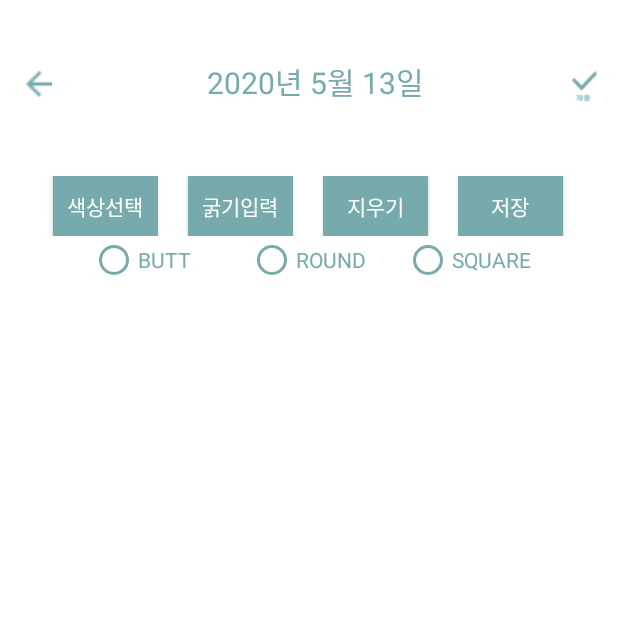
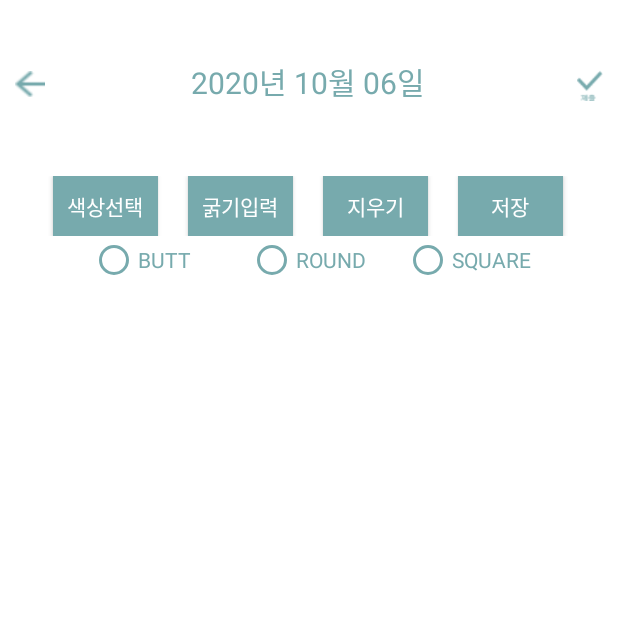
Before and after one commit to whfwkr2020/Psychological-Projective-Drawings-analysis-app, an Android app: the Journal screen opened directly, with no data from a screen before it, on a phone screen of 412 x 824 dp, the top half of it. Run offline under Robolectric (Android 15) with nearby library versions, the phone set to English and light mode, and no system bars; libraries missing offline, so code that uses them is left out: yuku.ambilwarna.

Commit message:
현재시간출력
현재시간출력

```diff
--- a/SP_SeniorProject/app/src/main/java/com/example/sp_seniorproject/Journal.java
+++ b/SP_SeniorProject/app/src/main/java/com/example/sp_seniorproject/Journal.java
@@ -16,6 +16,7 @@ import android.widget.FrameLayout;
 import android.widget.LinearLayout;
 import android.widget.RadioButton;
 import android.widget.RadioGroup;
+import android.widget.TextView;
 import android.widget.Toast;
 
 import androidx.appcompat.app.AlertDialog;
@@ -38,10 +39,20 @@ public class Journal extends AppCompatActivity {
     MyPaintView view;
     int tColor, n = 0;
 
+    long now = System.currentTimeMillis();
+    Date date = new Date(now);
+    SimpleDateFormat sdfNow = new SimpleDateFormat("yyyy년 MM월 dd일");
+    String formatDate = sdfNow.format(date);
+
+    TextView dateNow;
+
     @Override
     protected void onCreate(Bundle savedInstanceState) {
         super.onCreate(savedInstanceState);
         setContentView(R.layout.journal_layout);
+
+        dateNow = (TextView) findViewById(R.id.dateNow);
+        dateNow.setText(formatDate);
 
         menu = findViewById(R.id.toMenu);
         jour = findViewById(R.id.jour);
--- a/SP_SeniorProject/app/src/main/res/layout/journal_layout.xml
+++ b/SP_SeniorProject/app/src/main/res/layout/journal_layout.xml
@@ -19,28 +19,28 @@
         android:orientation="horizontal">
 
         <TextView
-            android:layout_width="17dp"
+            android:layout_width="10dp"
             android:layout_height="match_parent" />
 
         <Button
             android:id="@+id/toMenu"
-            android:layout_width="17dp"
+            android:layout_width="20dp"
             android:layout_height="17dp"
             android:background="@drawable/backward" />
 
         <TextView
-            android:layout_width="103dp"
+            android:layout_width="97dp"
             android:layout_height="match_parent" />
 
         <TextView
-            android:layout_width="150dp"
+            android:layout_width="160dp"
             android:layout_height="wrap_content"
-            android:text="2020년 5월 13일"
+            android:id="@+id/dateNow"
             android:textColor="#77AAAD"
             android:textSize="20dp" />
 
         <TextView
-            android:layout_width="93dp"
+            android:layout_width="97dp"
             android:layout_height="match_parent" />
 
         <Button
--- a/SP_SeniorProject/app/src/main/res/values/styles.xml
+++ b/SP_SeniorProject/app/src/main/res/values/styles.xml
@@ -3,8 +3,8 @@
     <!-- Base application theme. -->
     <style name="AppTheme" parent="Theme.AppCompat.NoActionBar">
         <!-- Customize your theme here. -->
-        <item name="colorPrimary">@color/colorPrimary</item>
-        <item name="colorPrimaryDark">@color/colorPrimaryDark</item>
+        <item name="colorPrimary">#77AAAD</item>
+        <item name="colorPrimaryDark">#77AAAD</item>
         <item name="colorAccent">@color/colorAccent</item>
     </style>
 
```
